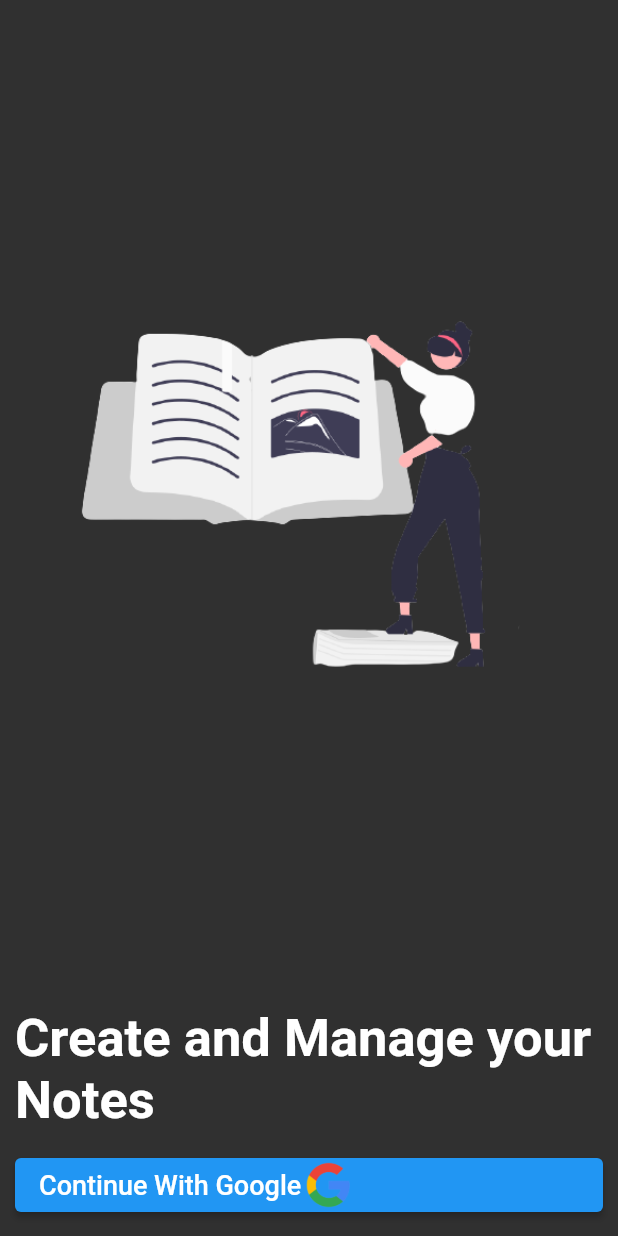
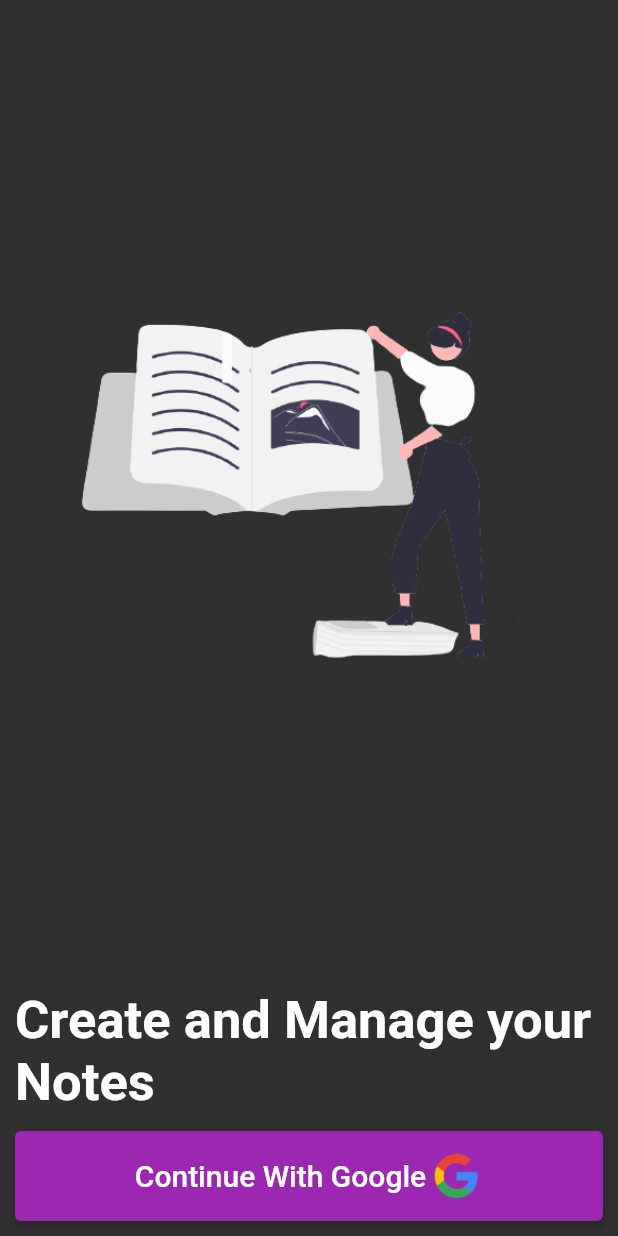
Before and after one commit to abdulragib/Easy_Notes, a Flutter app: the screen it shows after launch, on a phone screen of 412 x 824 dp. Run offline on Flutter 3.47's test engine with Material 2 defaults, Android fonts, the phone set to English and light mode, and no system bars; our stand-ins replace firebase_core; accounts and stored records are empty; Roboto replaces fonts that are missing (lato).

Commit message:
login ui done

```diff
--- a/lib/main.dart
+++ b/lib/main.dart
@@ -2,10 +2,10 @@ import 'package:flutter/material.dart';
 import 'package:firebase_core/firebase_core.dart';
 import 'package:note_app/pages/login.dart';
 
-void main() async{
+void main() async {
   WidgetsFlutterBinding.ensureInitialized();
   await Firebase.initializeApp();
-  runApp( MyApp());
+  runApp(MyApp());
 }
 
 class MyApp extends StatelessWidget {
@@ -15,6 +15,7 @@ class MyApp extends StatelessWidget {
   @override
   Widget build(BuildContext context) {
     return MaterialApp(
+      debugShowCheckedModeBanner: false,
       title: 'My Notes',
       theme: ThemeData.dark().copyWith(
         primaryColor: Colors.white,
--- a/lib/pages/login.dart
+++ b/lib/pages/login.dart
@@ -36,18 +36,26 @@ class LoginPage extends StatelessWidget {
                 child: ElevatedButton(
                   onPressed: () {},
                   child: Row(
+                    mainAxisAlignment: MainAxisAlignment.center,
                     children: [
                       const Text(
                         "Continue With Google",
                         style: TextStyle(
-                          fontSize: 18.0,
+                          fontSize: 20.0,
                           fontFamily: "lato",
                         ),
                       ),
-
-                      Image.asset('Assets/images/google.png',
-                      height: 36),
+                      const SizedBox(
+                        width: 2.0
+                      ),
+                      Image.asset('Assets/images/google.png', height: 36),
                     ],
+                  ),
+                  style: ButtonStyle(
+                    backgroundColor: MaterialStateProperty.all(Colors.purple),
+                    padding: MaterialStateProperty.all(
+                      const EdgeInsets.symmetric(vertical: 12.0),
+                    ),
                   ),
                 ),
               ),
```
